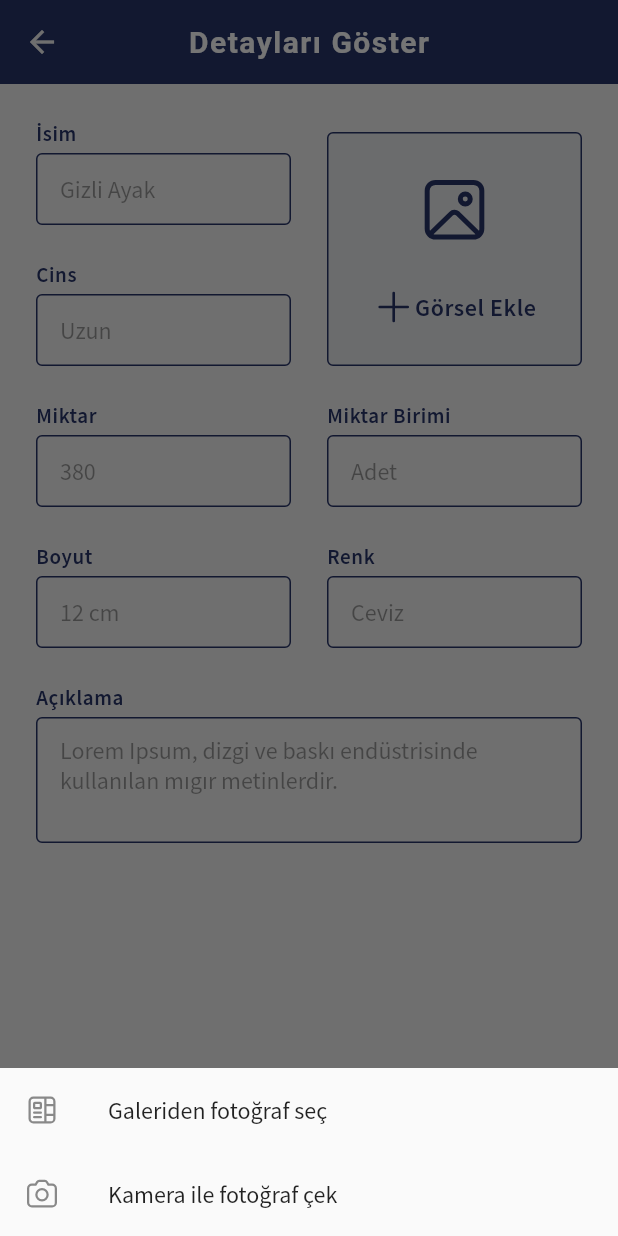
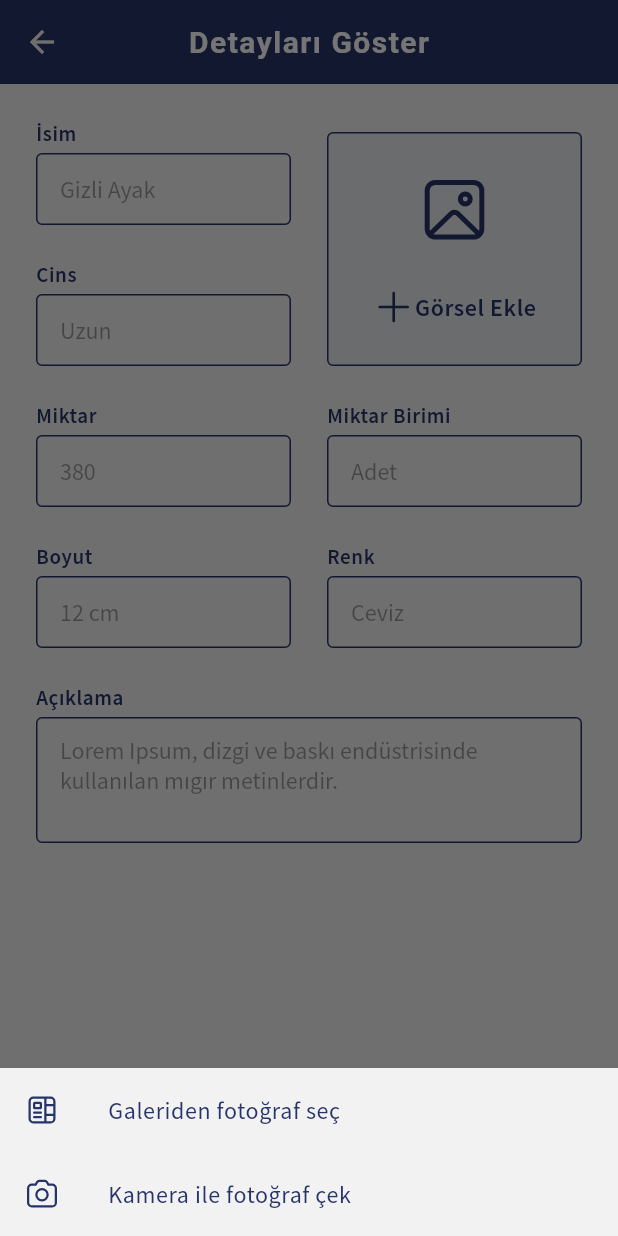
Before and after one commit to tozlukozmos/enterprise_resource_planning, a Flutter app: the MaterialDetails screen opened by its route, after a tap on "Görsel Ekle", on a phone screen of 412 x 824 dp. Run offline on Flutter 3.47's test engine with Material 2 defaults, Android fonts, the phone set to English and light mode, and no system bars; our stand-ins replace dropdown_search, fluentui_system_icons, flutter_secure_storage, flutter_svg, iconsax, image_picker; missing offline and left inert: autocomplete_textfield, qr_code_scanner; accounts and stored records are empty.

Commit message:
Image picker style problems solved

```diff
--- a/lib/widgets/app_cards.dart
+++ b/lib/widgets/app_cards.dart
@@ -280,18 +280,32 @@ class _ImagePickerWidgetState extends State<ImagePickerWidget> {
             mainAxisSize: MainAxisSize.min,
             children: <Widget>[
               ListTile(
-                leading: const Icon(FluentIcons.content_view_gallery_24_regular),
-                title: const Text('Galeriden fotoğraf seç'),
+                leading: const Icon(FluentIcons.content_view_gallery_24_regular, color: AppColors.lightPrimary,),
+                title: Text('Galeriden fotoğraf seç', style: AppText.context),
                 onTap: () {pickImage(ImageSource.gallery);},
+                tileColor: AppColors.lightSecondary,
               ),
               ListTile(
-                leading: const Icon(FluentIcons.camera_24_regular),
-                title: const Text('Kamera ile fotoğraf çek'),
+                leading: const Icon(FluentIcons.camera_24_regular, color: AppColors.lightPrimary,),
+                title: Text('Kamera ile fotoğraf çek', style: AppText.context),
                 onTap: () {pickImage(ImageSource.camera);},
+                tileColor: AppColors.lightSecondary,
               ),
             ],
           ));},
-      child: image != null ? Image.file(image!, height: 156) : Container(
+      child: image != null ? Container(
+        width: 171,
+        height: 156,
+        decoration: BoxDecoration(
+          color: AppColors.lightPrimary.withOpacity(0.04),
+          border: Border.all(
+            color: AppColors.lightPrimary,
+            style: BorderStyle.solid,
+          ),
+          borderRadius: BorderRadius.circular(4),
+        ),
+        child: Image.file(image!, fit: BoxFit.cover),
+      ) : Container(
         height: 156,
         decoration: BoxDecoration(
           color: AppColors.lightPrimary.withOpacity(0.04),
```
Also changed, not shown: pubspec.lock.
